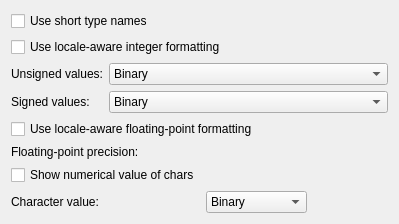
First picture: the form in kasten/controllers/view/structures/settings/structviewdisplaysettingswidget.ui, repository KDE/okteta, before the edit.
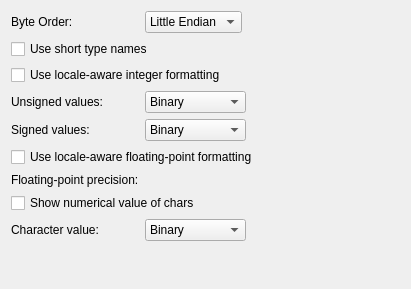
Second picture: the form after the edit. Custom widgets are drawn as their Qt base class.

Commit message: move byte order selection into settings dialog to free some space

Patch:
```diff
--- a/kasten/controllers/view/structures/settings/structviewdisplaysettingswidget.ui
+++ b/kasten/controllers/view/structures/settings/structviewdisplaysettingswidget.ui
@@ -6,14 +6,68 @@
    <rect>
     <x>0</x>
     <y>0</y>
-    <width>399</width>
-    <height>205</height>
+    <width>411</width>
+    <height>289</height>
    </rect>
   </property>
-  <layout class="QGridLayout" name="gridLayout">
-   <item row="3" column="0">
+  <layout class="QVBoxLayout" name="verticalLayout">
+   <item>
     <layout class="QFormLayout" name="formLayout_2">
-     <item row="1" column="1">
+     <property name="fieldGrowthPolicy">
+      <enum>QFormLayout::ExpandingFieldsGrow</enum>
+     </property>
+     <item row="1" column="0" colspan="2">
+      <widget class="QCheckBox" name="kcfg_ShortTypeNames">
+       <property name="text">
+        <string>Use short type names</string>
+       </property>
+      </widget>
+     </item>
+     <item row="2" column="0" colspan="2">
+      <widget class="QCheckBox" name="kcfg_LocaleAwareDecimalFormatting">
+       <property name="text">
+        <string>Use locale-aware integer formatting</string>
+       </property>
+      </widget>
+     </item>
+     <item row="0" column="0">
+      <widget class="QLabel" name="byteOrderLabel">
+       <property name="text">
+        <string>Byte Order:</string>
+       </property>
+       <property name="buddy">
+        <cstring>kcfg_ByteOrder</cstring>
+       </property>
+      </widget>
+     </item>
+     <item row="0" column="1">
+      <widget class="KComboBox" name="kcfg_ByteOrder">
+       <property name="sizeAdjustPolicy">
+        <enum>QComboBox::AdjustToContents</enum>
+       </property>
+       <item>
+        <property name="text">
+         <string>Little Endian</string>
+        </property>
+       </item>
+       <item>
+        <property name="text">
+         <string>Big Endian</string>
+        </property>
+       </item>
+      </widget>
+     </item>
+     <item row="3" column="0">
+      <widget class="QLabel" name="unsigned_label">
+       <property name="text">
+        <string>Unsigned values:</string>
+       </property>
+       <property name="buddy">
+        <cstring>kcfg_UnsignedDisplayBase</cstring>
+       </property>
+      </widget>
+     </item>
+     <item row="3" column="1">
       <widget class="KComboBox" name="kcfg_UnsignedDisplayBase">
        <item>
         <property name="text">
@@ -32,7 +86,7 @@
        </item>
       </widget>
      </item>
-     <item row="2" column="0">
+     <item row="4" column="0">
       <widget class="QLabel" name="signed_label">
        <property name="text">
         <string>Signed values:</string>
@@ -42,7 +96,7 @@
        </property>
       </widget>
      </item>
-     <item row="2" column="1">
+     <item row="4" column="1">
       <widget class="KComboBox" name="kcfg_SignedDisplayBase">
        <item>
         <property name="text">
@@ -61,81 +115,37 @@
        </item>
       </widget>
      </item>
-     <item row="1" column="0">
-      <widget class="QLabel" name="unsigned_label">
-       <property name="text">
-        <string>Unsigned values:</string>
-       </property>
-       <property name="buddy">
-        <cstring>kcfg_UnsignedDisplayBase</cstring>
-       </property>
-      </widget>
-     </item>
-    </layout>
-   </item>
-   <item row="5" column="0">
-    <layout class="QFormLayout" name="formLayout_3">
-     <property name="fieldGrowthPolicy">
-      <enum>QFormLayout::ExpandingFieldsGrow</enum>
-     </property>
-     <item row="0" column="0" colspan="2">
+     <item row="5" column="0" colspan="2">
       <widget class="QCheckBox" name="kcfg_LocaleAwareFloatFormatting">
        <property name="text">
         <string>Use locale-aware floating-point formatting</string>
        </property>
       </widget>
      </item>
-     <item row="1" column="1">
-      <widget class="KIntNumInput" name="kcfg_FloatPrecision"/>
-     </item>
-     <item row="1" column="0">
+     <item row="6" column="0">
       <widget class="QLabel" name="label">
        <property name="text">
         <string>Floating-point precision:</string>
        </property>
       </widget>
      </item>
-    </layout>
-   </item>
-   <item row="1" column="0">
-    <widget class="QCheckBox" name="kcfg_ShortTypeNames">
-     <property name="text">
-      <string>Use short type names</string>
-     </property>
-    </widget>
-   </item>
-   <item row="6" column="0">
-    <layout class="QFormLayout" name="formLayout">
-     <property name="fieldGrowthPolicy">
-      <enum>QFormLayout::ExpandingFieldsGrow</enum>
-     </property>
-     <item row="0" column="0">
+     <item row="6" column="1">
+      <widget class="KIntNumInput" name="kcfg_FloatPrecision"/>
+     </item>
+     <item row="7" column="0" colspan="2">
       <widget class="QCheckBox" name="kcfg_ShowCharNumericalValue">
+       <property name="maximumSize">
+        <size>
+         <width>215</width>
+         <height>16777215</height>
+        </size>
+       </property>
        <property name="text">
         <string>Show numerical value of chars</string>
        </property>
       </widget>
      </item>
-     <item row="1" column="1">
-      <widget class="KComboBox" name="kcfg_CharDisplayBase">
-       <item>
-        <property name="text">
-         <string>Binary</string>
-        </property>
-       </item>
-       <item>
-        <property name="text">
-         <string>Decimal</string>
-        </property>
-       </item>
-       <item>
-        <property name="text">
-         <string>Hexadecimal</string>
-        </property>
-       </item>
-      </widget>
-     </item>
-     <item row="1" column="0">
+     <item row="8" column="0">
       <widget class="QLabel" name="char_label">
        <property name="text">
         <string>Character value:</string>
@@ -145,15 +155,27 @@
        </property>
       </widget>
      </item>
+     <item row="8" column="1">
+      <widget class="KComboBox" name="kcfg_CharDisplayBase">
+       <item>
+        <property name="text">
+         <string>Binary</string>
+        </property>
+       </item>
+       <item>
+        <property name="text">
+         <string>Decimal</string>
+        </property>
+       </item>
+       <item>
+        <property name="text">
+         <string>Hexadecimal</string>
+        </property>
+       </item>
+      </widget>
+     </item>
     </layout>
    </item>
-   <item row="2" column="0">
-    <widget class="QCheckBox" name="kcfg_LocaleAwareDecimalFormatting">
-     <property name="text">
-      <string>Use locale-aware integer formatting</string>
-     </property>
-    </widget>
-   </item>
   </layout>
  </widget>
  <customwidgets>
```
Left out of the diff: 3 changed lines with no effect on the pictures. The commit also changes 2 other files.
